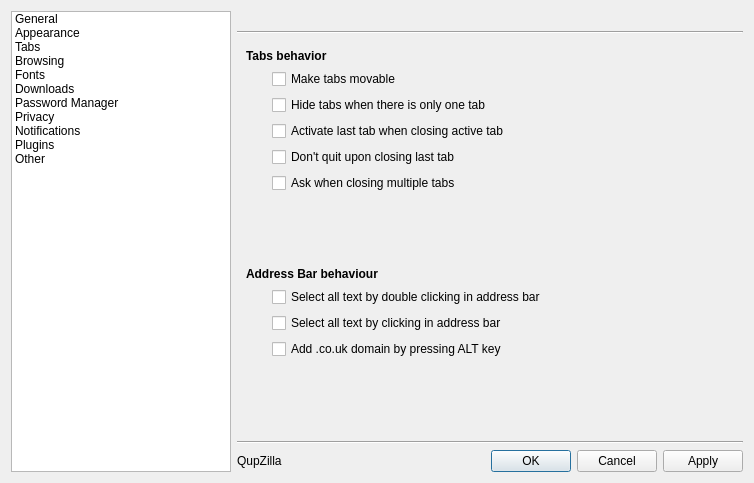
First picture: the form in src/preferences/preferences.ui, repository QupZilla/qupzilla, before the edit.
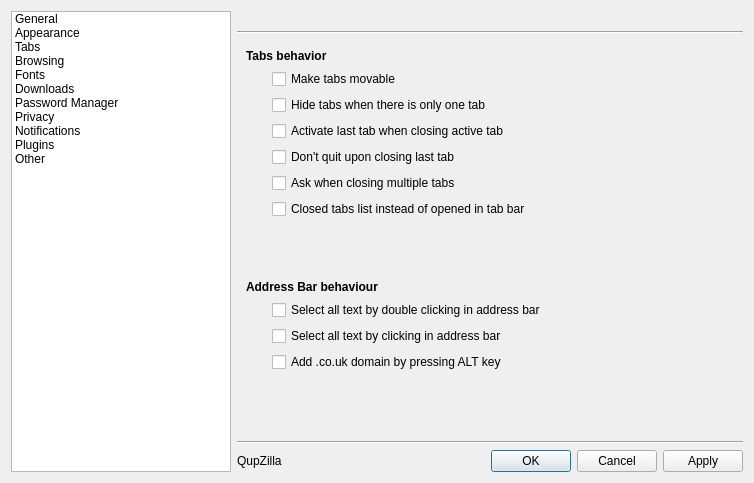
Second picture: the form after the edit. The open tabs and pages were chosen to show the change.

Commit message: Option to replace opened tabs list with closed tabs list, in tab bar (Opera like behaviour)

```diff
--- a/src/preferences/preferences.ui
+++ b/src/preferences/preferences.ui
@@ -642,14 +642,14 @@
          </property>
         </widget>
        </item>
-       <item row="8" column="0" colspan="4">
+       <item row="9" column="0" colspan="4">
         <widget class="QLabel" name="label_25">
          <property name="text">
           <string>&lt;b&gt;Address Bar behaviour&lt;/b&gt;</string>
          </property>
         </widget>
        </item>
-       <item row="12" column="1">
+       <item row="13" column="1">
         <spacer name="verticalSpacer_8">
          <property name="orientation">
           <enum>Qt::Vertical</enum>
@@ -662,21 +662,21 @@
          </property>
         </spacer>
        </item>
-       <item row="9" column="1" colspan="3">
+       <item row="10" column="1" colspan="3">
         <widget class="QCheckBox" name="selectAllOnFocus">
          <property name="text">
           <string>Select all text by double clicking in address bar</string>
          </property>
         </widget>
        </item>
-       <item row="11" column="1" colspan="3">
+       <item row="12" column="1" colspan="3">
         <widget class="QCheckBox" name="addCountryWithAlt">
          <property name="text">
           <string>Add .co.uk domain by pressing ALT key</string>
          </property>
         </widget>
        </item>
-       <item row="7" column="1">
+       <item row="8" column="1">
         <spacer name="verticalSpacer_7">
          <property name="orientation">
           <enum>Qt::Vertical</enum>
@@ -696,7 +696,7 @@
          </property>
         </widget>
        </item>
-       <item row="10" column="1" colspan="3">
+       <item row="11" column="1" colspan="3">
         <widget class="QCheckBox" name="selectAllOnClick">
          <property name="text">
           <string>Select all text by clicking in address bar</string>
@@ -730,6 +730,13 @@
          </property>
         </widget>
        </item>
+       <item row="7" column="1">
+        <widget class="QCheckBox" name="closedInsteadOpened">
+         <property name="text">
+          <string>Closed tabs list instead of opened in tab bar</string>
+         </property>
+        </widget>
+       </item>
       </layout>
      </widget>
      <widget class="QWidget" name="stackedWidgetPage4">
```
The commit also changes 3 other files.
